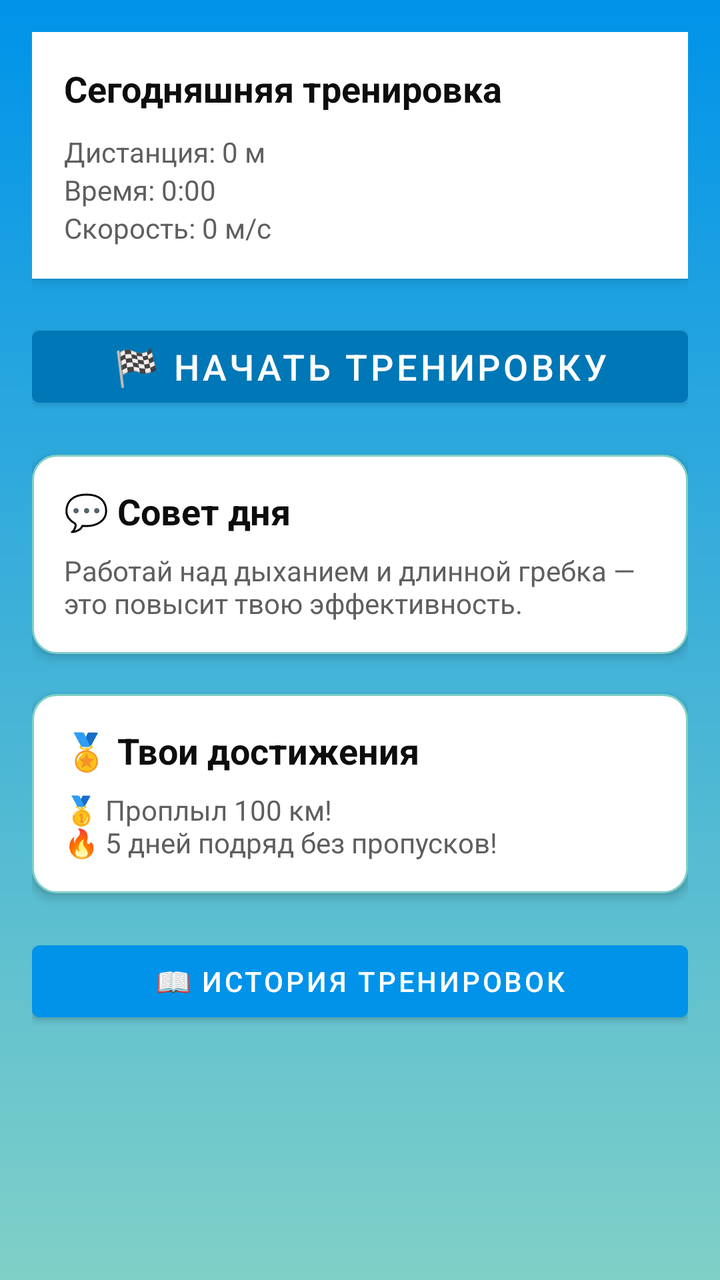
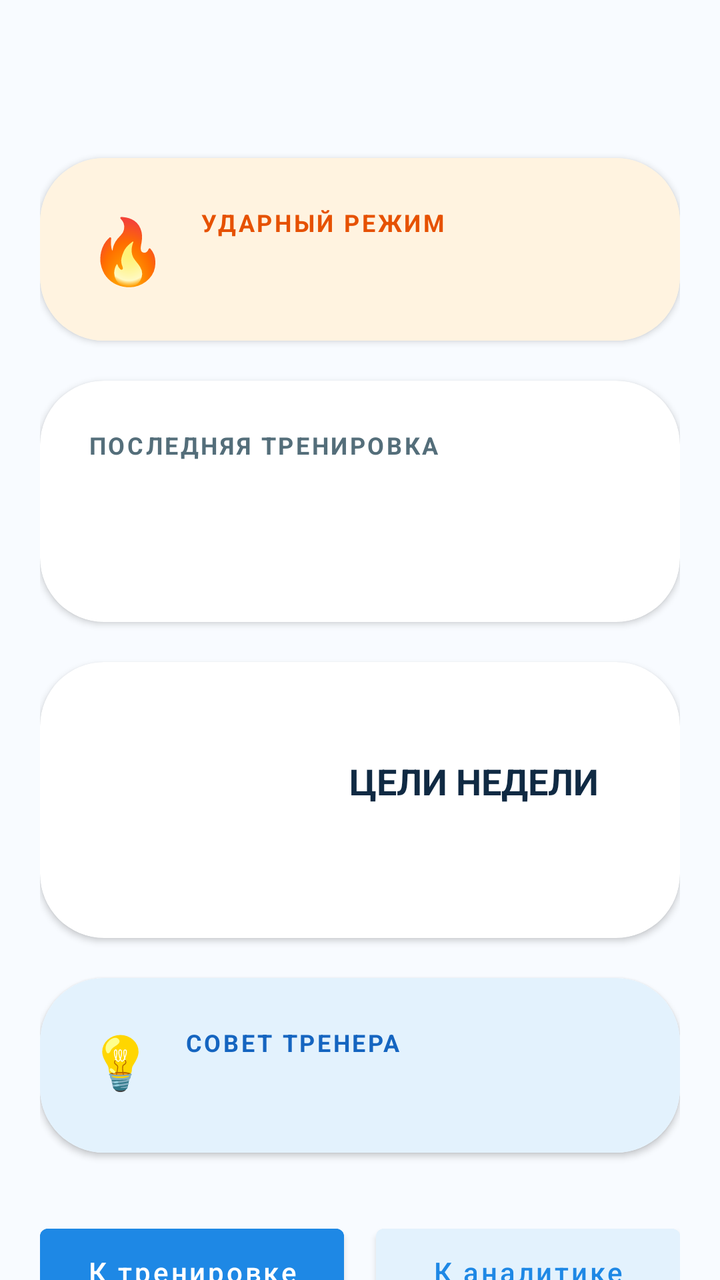

The first picture is an Android layout as it rendered before a commit; the second is the same layout after the commit. The layout source and the unified diff follow.
<!-- AndroidManifest.xml: application theme Theme.AquaTime -->
<!-- res/layout/fragment_dashboard.xml -->
<?xml version="1.0" encoding="utf-8"?>
<ScrollView xmlns:android="http://schemas.android.com/apk/res/android"
    xmlns:app="http://schemas.android.com/apk/res-auto"
    android:layout_width="match_parent"
    android:layout_height="match_parent"
    android:background="@drawable/bg_gradient"
    android:padding="16dp">

    <LinearLayout
        android:layout_width="match_parent"
        android:layout_height="wrap_content"
        android:orientation="vertical">



        
        <LinearLayout
            android:layout_width="match_parent"
            android:layout_height="wrap_content"
            android:background="@android:color/white"
            android:orientation="vertical"
            android:padding="16dp"
            android:layout_marginBottom="20dp"
            android:elevation="4dp">

            <TextView
                android:layout_width="wrap_content"
                android:layout_height="wrap_content"
                android:text="Сегодняшняя тренировка"
                android:textSize="18sp"
                android:textStyle="bold"
                android:textColor="@color/text_primary"
                android:layout_marginBottom="10dp"/>

            <TextView
                android:id="@+id/tv_today_distance"
                android:layout_width="wrap_content"
                android:layout_height="wrap_content"
                android:text="Дистанция: 0 м"
                android:textColor="@color/text_secondary"/>

            <TextView
                android:id="@+id/tv_today_time"
                android:layout_width="wrap_content"
                android:layout_height="wrap_content"
                android:text="Время: 0:00"
                android:textColor="@color/text_secondary"/>

            <TextView
                android:id="@+id/tv_today_speed"
                android:layout_width="wrap_content"
                android:layout_height="wrap_content"
                android:text="Скорость: 0 м/с"
                android:textColor="@color/text_secondary"/>
        </LinearLayout>

        
        <Button
            android:id="@+id/btn_start_training"
            android:layout_width="match_parent"
            android:layout_height="wrap_content"
            android:text="🏁 Начать тренировку"
            android:backgroundTint="@color/aqua_accent"
            android:textColor="@android:color/white"
            android:textSize="18sp"
            android:layout_marginBottom="20dp" />

        
        <LinearLayout
            android:layout_width="match_parent"
            android:layout_height="wrap_content"
            android:orientation="vertical"
            android:background="@drawable/card_background"
            android:padding="16dp"
            android:elevation="3dp"
            android:layout_marginBottom="20dp">

            <TextView
                android:layout_width="wrap_content"
                android:layout_height="wrap_content"
                android:text="💬 Совет дня"
                android:textSize="18sp"
                android:textStyle="bold"
                android:textColor="@color/text_primary" />

            <TextView
                android:id="@+id/tv_tip"
                android:layout_width="match_parent"
                android:layout_height="wrap_content"
                android:text="Работай над дыханием и длинной гребка — это повысит твою эффективность."
                android:textColor="@color/text_secondary"
                android:layout_marginTop="8dp"/>
        </LinearLayout>

        
        <LinearLayout
            android:layout_width="match_parent"
            android:layout_height="wrap_content"
            android:orientation="vertical"
            android:background="@drawable/card_background"
            android:padding="16dp"
            android:elevation="3dp"
            android:layout_marginBottom="20dp">

            <TextView
                android:layout_width="wrap_content"
                android:layout_height="wrap_content"
                android:text="🏅 Твои достижения"
                android:textSize="18sp"
                android:textStyle="bold"
                android:textColor="@color/text_primary" />

            <TextView
                android:id="@+id/tv_achievements"
                android:layout_width="match_parent"
                android:layout_height="wrap_content"
                android:text="🥇 Проплыл 100 км!\n🔥 5 дней подряд без пропусков!"
                android:textColor="@color/text_secondary"
                android:layout_marginTop="8dp"/>
        </LinearLayout>

        
        <Button
            android:id="@+id/btn_history"
            android:layout_width="match_parent"
            android:layout_height="wrap_content"
            android:text="📖 История тренировок"
            android:backgroundTint="@color/aqua_primary"
            android:textColor="@android:color/white" />

    </LinearLayout>
</ScrollView>
<!-- resources referenced by this layout -->
<resources>
  <color name="aqua_accent">#0077B6</color>
  <color name="aqua_primary">#0093E9</color>
  <color name="text_primary">#0D0D0D</color>
  <color name="text_secondary">#5F5F5F</color>
  <!-- drawable bg_gradient (drawable) -->
  <shape xmlns:android="http://schemas.android.com/apk/res/android">
      <gradient
          android:type="linear"
          android:startColor="#0093E9"
          android:endColor="#80D0C7"
          android:angle="270"/>
  </shape>
  <!-- drawable card_background (drawable) -->
  <shape xmlns:android="http://schemas.android.com/apk/res/android">
      <solid android:color="@android:color/white"/>
      <corners android:radius="12dp"/>
      <stroke android:color="@color/aqua_secondary" android:width="1dp"/>
  </shape>
  <style name="Theme.AquaTime" parent="Theme.MaterialComponents.DayNight.NoActionBar">
          
          <item name="colorPrimary">@color/aqua_primary</item>
          <item name="colorPrimaryVariant">@color/aqua_secondary</item>
          <item name="colorOnPrimary">@android:color/white</item>
  
          <item name="colorSecondary">@color/aqua_accent</item>
          <item name="colorSecondaryVariant">@color/aqua_primary</item>
          <item name="colorOnSecondary">@android:color/white</item>
  
          
          <item name="android:colorBackground">@color/background_light</item>
  
          
          <item name="android:textColor">@color/text_primary</item>
      </style>
  <color name="aqua_secondary">#80D0C7</color>
  <color name="background_light">#F4FAFF</color>
</resources>

<!-- the commit's change to res/layout/fragment_dashboard.xml (unified diff, before → after) -->
@@ -1,132 +1,213 @@
 <?xml version="1.0" encoding="utf-8"?>
-<ScrollView xmlns:android="http://schemas.android.com/apk/res/android"
+<androidx.core.widget.NestedScrollView xmlns:android="http://schemas.android.com/apk/res/android"
     xmlns:app="http://schemas.android.com/apk/res-auto"
     android:layout_width="match_parent"
     android:layout_height="match_parent"
-    android:background="@drawable/bg_gradient"
-    android:padding="16dp">
+    android:background="#F8FBFF"
+    android:fillViewport="true">
 
     <LinearLayout
         android:layout_width="match_parent"
         android:layout_height="wrap_content"
-        android:orientation="vertical">
-
-
-
-        
+        android:orientation="vertical"
+        android:padding="20dp">
+
+        <TextView
+            android:id="@+id/tv_greeting"
+            android:layout_width="wrap_content"
+            android:layout_height="wrap_content"
+            android:layout_marginBottom="24dp"
+            android:textColor="#102A43"
+            android:textSize="26sp"
+            android:textStyle="bold" />
+
+        <androidx.cardview.widget.CardView
+            android:layout_width="match_parent"
+            android:layout_height="wrap_content"
+            app:cardCornerRadius="32dp"
+            app:cardElevation="2dp"
+            android:layout_marginBottom="20dp">
+            <LinearLayout
+                android:layout_width="match_parent"
+                android:layout_height="wrap_content"
+                android:orientation="horizontal"
+                android:padding="24dp"
+                android:background="#FFF3E0"
+                android:gravity="center_vertical">
+                <TextView
+                    android:layout_width="wrap_content"
+                    android:layout_height="wrap_content"
+                    android:text="🔥"
+                    android:textSize="32sp" />
+                <LinearLayout
+                    android:layout_width="match_parent"
+                    android:layout_height="wrap_content"
+                    android:orientation="vertical"
+                    android:layout_marginStart="16dp">
+                    <TextView
+                        android:layout_width="wrap_content"
+                        android:layout_height="wrap_content"
+                        android:text="УДАРНЫЙ РЕЖИМ"
+                        android:textColor="#E65100"
+                        android:textSize="12sp"
+                        android:textStyle="bold"
+                        android:letterSpacing="0.1"/>
+                    <TextView
+                        android:id="@+id/tv_streak_count_text"
+                        android:layout_width="wrap_content"
+                        android:layout_height="wrap_content"
+                        android:textColor="#BF360C"
+                        android:textSize="20sp"
+                        android:textStyle="bold" />
+                </LinearLayout>
+            </LinearLayout>
+        </androidx.cardview.widget.CardView>
+
+        <androidx.cardview.widget.CardView
+            android:layout_width="match_parent"
+            android:layout_height="wrap_content"
+            android:layout_marginBottom="20dp"
+            app:cardCornerRadius="32dp">
+            <LinearLayout
+                android:layout_width="match_parent"
+                android:layout_height="wrap_content"
+                android:orientation="vertical"
+                android:padding="24dp">
+                <RelativeLayout android:layout_width="match_parent" android:layout_height="wrap_content">
+                    <TextView
+                        android:layout_width="wrap_content"
+                        android:layout_height="wrap_content"
+                        android:text="ПОСЛЕДНЯЯ ТРЕНИРОВКА"
+                        android:textColor="#546E7A"
+                        android:textStyle="bold"
+                        android:textSize="12sp"
+                        android:letterSpacing="0.1"/>
+                    <TextView
+                        android:id="@+id/tv_last_date"
+                        android:layout_width="wrap_content"
+                        android:layout_height="wrap_content"
+                        android:layout_alignParentEnd="true"
+                        android:textColor="#90A4AE"
+                        android:textSize="12sp" />
+                </RelativeLayout>
+                <TextView
+                    android:id="@+id/tv_last_distance"
+                    android:layout_width="wrap_content"
+                    android:layout_height="wrap_content"
+                    android:textColor="#102A43"
+                    android:textSize="36sp"
+                    android:layout_marginTop="8dp"
+                    android:textStyle="bold" />
+            </LinearLayout>
+        </androidx.cardview.widget.CardView>
+
+        <androidx.cardview.widget.CardView
+            android:layout_width="match_parent"
+            android:layout_height="wrap_content"
+            app:cardCornerRadius="32dp"
+            android:layout_marginBottom="20dp">
+            <LinearLayout
+                android:layout_width="match_parent"
+                android:layout_height="wrap_content"
+                android:padding="24dp"
+                android:gravity="center"
+                android:orientation="horizontal">
+                <RelativeLayout android:layout_width="90dp" android:layout_height="90dp">
+                    <ProgressBar
+                        android:id="@+id/ring_dist"
+                        style="?android:attr/progressBarStyleHorizontal"
+                        android:layout_width="match_parent"
+                        android:layout_height="match_parent"
+                        android:progressDrawable="@drawable/ring_blue"/>
+                    <ProgressBar
+                        android:id="@+id/ring_count"
+                        style="?android:attr/progressBarStyleHorizontal"
+                        android:layout_width="65dp"
+                        android:layout_height="65dp"
+                        android:layout_centerInParent="true"
+                        android:progressDrawable="@drawable/ring_cyan"/>
+                </RelativeLayout>
+                <LinearLayout
+                    android:layout_width="wrap_content"
+                    android:layout_height="wrap_content"
+                    android:orientation="vertical"
+                    android:layout_marginStart="24dp">
+                    <TextView
+                        android:layout_width="wrap_content"
+                        android:layout_height="wrap_content"
+                        android:text="ЦЕЛИ НЕДЕЛИ"
+                        android:textColor="#102A43"
+                        android:textSize="18sp"
+                        android:textStyle="bold" />
+                    <TextView
+                        android:id="@+id/tv_weekly_status_text"
+                        android:layout_width="wrap_content"
+                        android:layout_height="wrap_content"
+                        android:textColor="#546E7A" />
+                </LinearLayout>
+            </LinearLayout>
+        </androidx.cardview.widget.CardView>
+
+        <androidx.cardview.widget.CardView
+            android:layout_width="match_parent"
+            android:layout_height="wrap_content"
+            app:cardCornerRadius="32dp"
+            android:layout_marginBottom="32dp">
+            <LinearLayout
+                android:layout_width="match_parent"
+                android:layout_height="wrap_content"
+                android:padding="24dp"
+                android:background="#E3F2FD">
+                <TextView android:layout_width="wrap_content" android:layout_height="wrap_content" android:text="💡" android:textSize="26sp"/>
+                <LinearLayout
+                    android:layout_width="match_parent"
+                    android:layout_height="wrap_content"
+                    android:orientation="vertical"
+                    android:layout_marginStart="16dp">
+                    <TextView
+                        android:layout_width="wrap_content"
+                        android:layout_height="wrap_content"
+                        android:text="СОВЕТ ТРЕНЕРА"
+                        android:textStyle="bold"
+                        android:textColor="#1565C0"
+                        android:textSize="12sp"
+                        android:letterSpacing="0.1"/>
+                    <TextView
+                        android:id="@+id/tv_daily_tip_text"
+                        android:layout_width="match_parent"
+                        android:layout_height="wrap_content"
+                        android:textColor="#1E88E5"
+                        android:layout_marginTop="4dp" />
+                </LinearLayout>
+            </LinearLayout>
+        </androidx.cardview.widget.CardView>
+
         <LinearLayout
             android:layout_width="match_parent"
             android:layout_height="wrap_content"
-            android:background="@android:color/white"
-            android:orientation="vertical"
-            android:padding="16dp"
-            android:layout_marginBottom="20dp"
-            android:elevation="4dp">
-
-            <TextView
-                android:layout_width="wrap_content"
-                android:layout_height="wrap_content"
-                android:text="Сегодняшняя тренировка"
-                android:textSize="18sp"
-                android:textStyle="bold"
-                android:textColor="@color/text_primary"
-                android:layout_marginBottom="10dp"/>
-
-            <TextView
-                android:id="@+id/tv_today_distance"
-                android:layout_width="wrap_content"
-                android:layout_height="wrap_content"
-                android:text="Дистанция: 0 м"
-                android:textColor="@color/text_secondary"/>
-
-            <TextView
-                android:id="@+id/tv_today_time"
-                android:layout_width="wrap_content"
-                android:layout_height="wrap_content"
-                android:text="Время: 0:00"
-                android:textColor="@color/text_secondary"/>
-
-            <TextView
-                android:id="@+id/tv_today_speed"
-                android:layout_width="wrap_content"
-                android:layout_height="wrap_content"
-                android:text="Скорость: 0 м/с"
-                android:textColor="@color/text_secondary"/>
+            android:orientation="horizontal"
+            android:layout_marginBottom="10dp">
+            <Button
+                android:id="@+id/btn_to_workout"
+                android:layout_width="0dp"
+                android:layout_height="55dp"
+                android:layout_weight="1"
+                android:layout_marginEnd="8dp"
+                android:backgroundTint="#1E88E5"
+                android:text="К тренировке"
+                android:textAllCaps="false"
+                android:textColor="#FFFFFF" />
+            <Button
+                android:id="@+id/btn_to_analytics"
+                android:layout_width="0dp"
+                android:layout_height="55dp"
+                android:layout_weight="1"
+                android:layout_marginStart="8dp"
+                android:backgroundTint="#E3F2FD"
+                android:text="К аналитике"
+                android:textAllCaps="false"
+                android:textColor="#1E88E5" />
         </LinearLayout>
 
-        
-        <Button
-            android:id="@+id/btn_start_training"
-            android:layout_width="match_parent"
-            android:layout_height="wrap_content"
-            android:text="🏁 Начать тренировку"
-            android:backgroundTint="@color/aqua_accent"
-            android:textColor="@android:color/white"
-            android:textSize="18sp"
-            android:layout_marginBottom="20dp" />
-
-        
-        <LinearLayout
-            android:layout_width="match_parent"
-            android:layout_height="wrap_content"
-            android:orientation="vertical"
-            android:background="@drawable/card_background"
-            android:padding="16dp"
-            android:elevation="3dp"
-            android:layout_marginBottom="20dp">
-
-            <TextView
-                android:layout_width="wrap_content"
-                android:layout_height="wrap_content"
-                android:text="💬 Совет дня"
-                android:textSize="18sp"
-                android:textStyle="bold"
-                android:textColor="@color/text_primary" />
-
-            <TextView
-                android:id="@+id/tv_tip"
-                android:layout_width="match_parent"
-                android:layout_height="wrap_content"
-                android:text="Работай над дыханием и длинной гребка — это повысит твою эффективность."
-                android:textColor="@color/text_secondary"
-                android:layout_marginTop="8dp"/>
-        </LinearLayout>
-
-        
-        <LinearLayout
-            android:layout_width="match_parent"
-            android:layout_height="wrap_content"
-            android:orientation="vertical"
-            android:background="@drawable/card_background"
-            android:padding="16dp"
-            android:elevation="3dp"
-            android:layout_marginBottom="20dp">
-
-            <TextView
-                android:layout_width="wrap_content"
-                android:layout_height="wrap_content"
-                android:text="🏅 Твои достижения"
-                android:textSize="18sp"
-                android:textStyle="bold"
-                android:textColor="@color/text_primary" />
-
-            <TextView
-                android:id="@+id/tv_achievements"
-                android:layout_width="match_parent"
-                android:layout_height="wrap_content"
-                android:text="🥇 Проплыл 100 км!\n🔥 5 дней подряд без пропусков!"
-                android:textColor="@color/text_secondary"
-                android:layout_marginTop="8dp"/>
-        </LinearLayout>
-
-        
-        <Button
-            android:id="@+id/btn_history"
-            android:layout_width="match_parent"
-            android:layout_height="wrap_content"
-            android:text="📖 История тренировок"
-            android:backgroundTint="@color/aqua_primary"
-            android:textColor="@android:color/white" />
-
     </LinearLayout>
-</ScrollView>
+</androidx.core.widget.NestedScrollView>
<!-- resource entries referenced after the edit -->
@@ -1,23 +1,41 @@
 <!-- resources referenced by this layout -->
 <resources>
+  <!-- drawable ring_blue (drawable) -->
+  <?xml version="1.0" encoding="utf-8"?>
+  <rotate xmlns:android="http://schemas.android.com/apk/res/android"
+      android:fromDegrees="270"
+      android:toDegrees="270">
+      <shape
+          android:innerRadiusRatio="3"
+          android:shape="ring"
+          android:thicknessRatio="12"
+          android:useLevel="true">
+          <gradient
+              android:endColor="#1976D2"
+              android:startColor="#1E88E5"
+              android:type="sweep" />
+          <corners android:radius="20dp" />
+      </shape>
+  </rotate>
+  <!-- drawable ring_cyan (drawable) -->
+  <?xml version="1.0" encoding="utf-8"?>
+  <rotate xmlns:android="http://schemas.android.com/apk/res/android"
+      android:fromDegrees="270"
+      android:toDegrees="270">
+      <shape
+          android:innerRadiusRatio="2.5"
+          android:shape="ring"
+          android:thicknessRatio="10"
+          android:useLevel="true">
+          <gradient
+              android:endColor="#00ACC1"
+              android:startColor="#4DD0E1"
+              android:type="sweep" />
+      </shape>
+  </rotate>
   <color name="aqua_accent">#0077B6</color>
   <color name="aqua_primary">#0093E9</color>
   <color name="text_primary">#0D0D0D</color>
-  <color name="text_secondary">#5F5F5F</color>
-  <!-- drawable bg_gradient (drawable) -->
-  <shape xmlns:android="http://schemas.android.com/apk/res/android">
-      <gradient
-          android:type="linear"
-          android:startColor="#0093E9"
-          android:endColor="#80D0C7"
-          android:angle="270"/>
-  </shape>
-  <!-- drawable card_background (drawable) -->
-  <shape xmlns:android="http://schemas.android.com/apk/res/android">
-      <solid android:color="@android:color/white"/>
-      <corners android:radius="12dp"/>
-      <stroke android:color="@color/aqua_secondary" android:width="1dp"/>
-  </shape>
   <style name="Theme.AquaTime" parent="Theme.MaterialComponents.DayNight.NoActionBar">
           
           <item name="colorPrimary">@color/aqua_primary</item>
